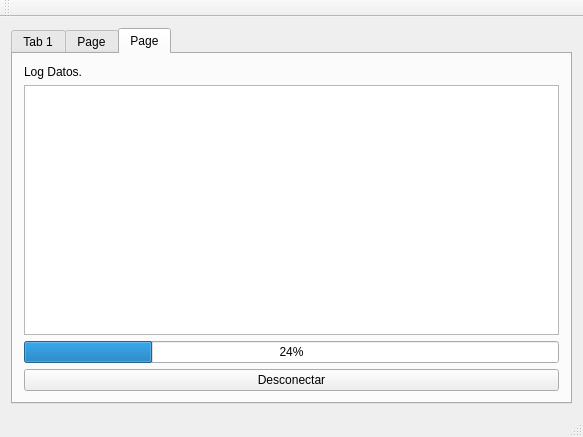
The window that Backup_distribuido/backup_distribuido.ui (alu0100831818/soa-distributed-backup) describes before a commit, drawn with Qt 5.
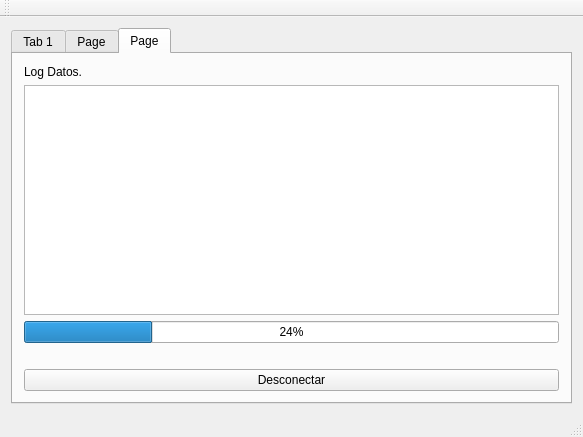
The same window after the commit. The open tabs and pages were chosen to show the change.

What changed in the file:
```diff
--- a/Backup_distribuido/backup_distribuido.ui
+++ b/Backup_distribuido/backup_distribuido.ui
@@ -202,6 +202,79 @@
           </property>
          </widget>
         </item>
+        <item>
+         <layout class="QHBoxLayout" name="horizontalLayout_8">
+          <item>
+           <layout class="QHBoxLayout" name="horizontalLayout_7">
+            <item>
+             <spacer name="horizontalSpacer_3">
+              <property name="orientation">
+               <enum>Qt::Horizontal</enum>
+              </property>
+              <property name="sizeHint" stdset="0">
+               <size>
+                <width>40</width>
+                <height>20</height>
+               </size>
+              </property>
+             </spacer>
+            </item>
+            <item>
+             <spacer name="horizontalSpacer_6">
+              <property name="orientation">
+               <enum>Qt::Horizontal</enum>
+              </property>
+              <property name="sizeHint" stdset="0">
+               <size>
+                <width>40</width>
+                <height>20</height>
+               </size>
+              </property>
+             </spacer>
+            </item>
+           </layout>
+          </item>
+          <item>
+           <spacer name="horizontalSpacer_4">
+            <property name="orientation">
+             <enum>Qt::Horizontal</enum>
+            </property>
+            <property name="sizeHint" stdset="0">
+             <size>
+              <width>40</width>
+              <height>20</height>
+             </size>
+            </property>
+           </spacer>
+          </item>
+          <item>
+           <spacer name="horizontalSpacer">
+            <property name="orientation">
+             <enum>Qt::Horizontal</enum>
+            </property>
+            <property name="sizeHint" stdset="0">
+             <size>
+              <width>40</width>
+              <height>20</height>
+             </size>
+            </property>
+           </spacer>
+          </item>
+          <item>
+           <spacer name="horizontalSpacer_2">
+            <property name="orientation">
+             <enum>Qt::Horizontal</enum>
+            </property>
+            <property name="sizeHint" stdset="0">
+             <size>
+              <width>40</width>
+              <height>20</height>
+             </size>
+            </property>
+           </spacer>
+          </item>
+         </layout>
+        </item>
         <item>
          <widget class="QPushButton" name="pushButton_3">
           <property name="text">
```
Left out of the diff: 69 changed lines with no effect on the pictures. Lines whose indentation alone changed are shown as unchanged.
